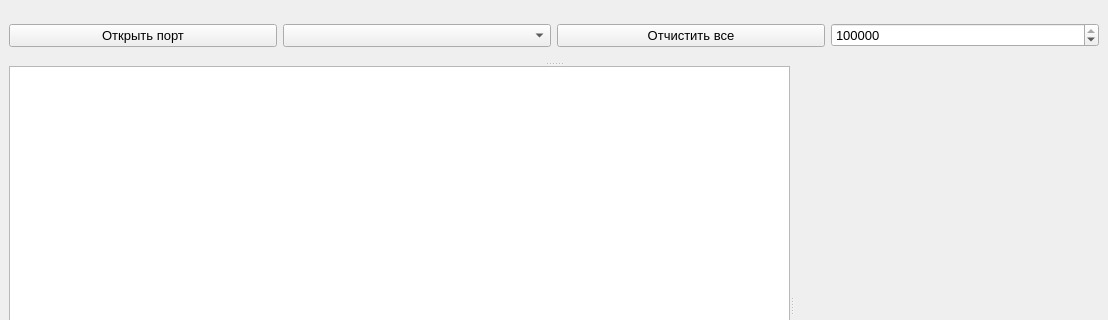
Old version of the form PC/mainwindow.ui in the repository Gessan29/Test_Stand_Gas_Analyzer; both pictures show x 0 to 1108 and y 0 to 320 of the 1108 by 574 pixel window.
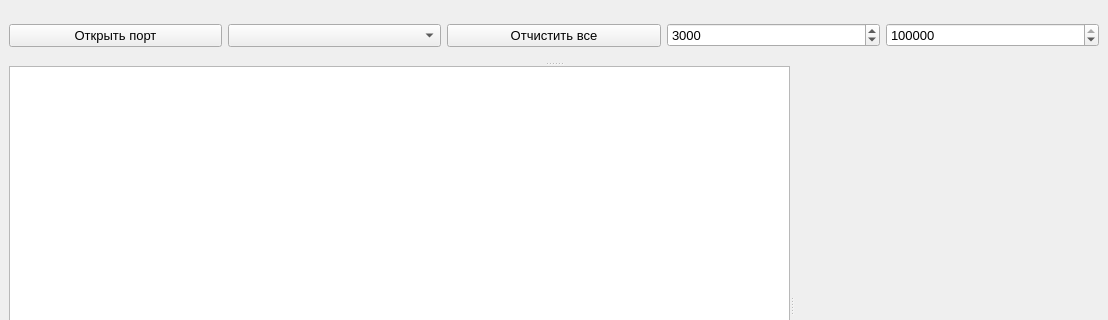
New version of the form. Custom widgets are drawn as their Qt base class.

Patch:
```diff
--- a/PC/mainwindow.ui
+++ b/PC/mainwindow.ui
@@ -20,7 +20,7 @@
       <property name="orientation">
        <enum>Qt::Vertical</enum>
       </property>
-      <widget class="QWidget" name="">
+      <widget class="QWidget" name="layoutWidget">
        <layout class="QHBoxLayout" name="horizontalLayout">
         <item>
          <widget class="QPushButton" name="pbOpen">
@@ -55,6 +55,24 @@
           </property>
          </widget>
         </item>
+        <item>
+         <widget class="QSpinBox" name="sbxPort">
+          <property name="font">
+           <font>
+            <pointsize>10</pointsize>
+           </font>
+          </property>
+          <property name="maximum">
+           <number>10000</number>
+          </property>
+          <property name="singleStep">
+           <number>1</number>
+          </property>
+          <property name="value">
+           <number>3000</number>
+          </property>
+         </widget>
+        </item>
         <item>
          <widget class="QSpinBox" name="sbxBaudrate">
           <property name="font">
```
